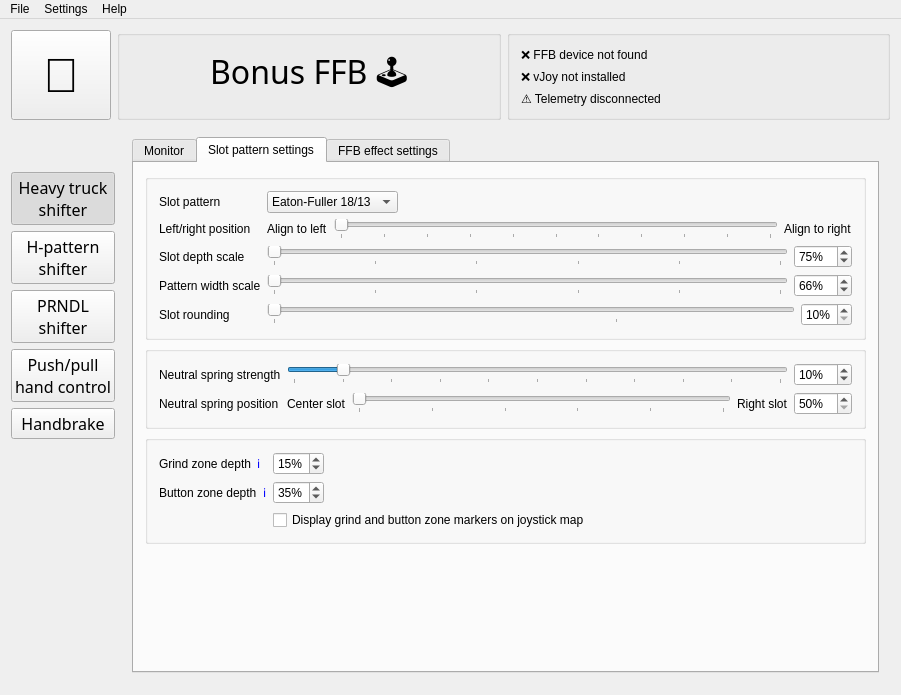
kgmonteith/BonusFFB, file BonusFFB/BonusFFB.ui: the form before one commit.
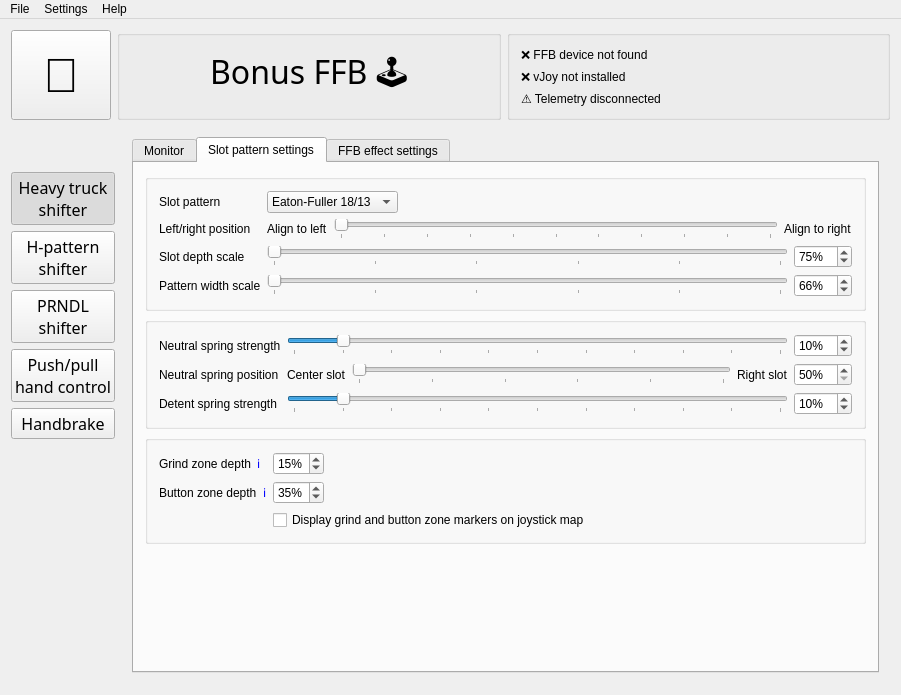
The form after the commit. Icons and pictures are not drawn.

Commit message: Added end-of-slot detent springs to heavy truck mode

Diff of the .ui file:
```diff
--- a/BonusFFB/BonusFFB.ui
+++ b/BonusFFB/BonusFFB.ui
@@ -729,59 +729,6 @@
                  </item>
                 </layout>
                </item>
-               <item row="4" column="0">
-                <layout class="QHBoxLayout" name="horizontalLayout_55">
-                 <item>
-                  <widget class="QLabel" name="label_45">
-                   <property name="text">
-                    <string>Slot rounding</string>
-                   </property>
-                  </widget>
-                 </item>
-                </layout>
-               </item>
-               <item row="4" column="1">
-                <layout class="QHBoxLayout" name="horizontalLayout_56">
-                 <item>
-                  <widget class="QSlider" name="heavytruck_slotRoundingFactorSlider">
-                   <property name="minimum">
-                    <number>10</number>
-                   </property>
-                   <property name="maximum">
-                    <number>25</number>
-                   </property>
-                   <property name="value">
-                    <number>10</number>
-                   </property>
-                   <property name="orientation">
-                    <enum>Qt::Orientation::Horizontal</enum>
-                   </property>
-                   <property name="tickPosition">
-                    <enum>QSlider::TickPosition::TicksBelow</enum>
-                   </property>
-                   <property name="tickInterval">
-                    <number>10</number>
-                   </property>
-                  </widget>
-                 </item>
-                 <item>
-                  <widget class="QSpinBox" name="heavytruck_slotRoundingFactorSpinbox">
-                   <property name="suffix">
-                    <string>%</string>
-                   </property>
-                   <property name="minimum">
-                    <number>10</number>
-                   </property>
-                   <property name="maximum">
-                    <number>25</number>
-                   </property>
-                   <property name="value">
-                    <number>10</number>
-                   </property>
-                  </widget>
-                 </item>
-                </layout>
-               </item>
               </layout>
              </widget>
             </item>
@@ -920,6 +867,65 @@
                  </item>
                 </layout>
                </item>
+               <item row="2" column="0">
+                <layout class="QHBoxLayout" name="horizontalLayout_103">
+                 <item>
+                  <widget class="QLabel" name="label_84">
+                   <property name="text">
+                    <string>Detent spring strength</string>
+                   </property>
+                  </widget>
+                 </item>
+                </layout>
+               </item>
+               <item row="2" column="1">
+                <layout class="QHBoxLayout" name="horizontalLayout_102">
+                 <item>
+                  <widget class="QSlider" name="heavytruck_detentSpringStrengthSlider">
+                   <property name="minimum">
+                    <number>0</number>
+                   </property>
+                   <property name="maximum">
+                    <number>100</number>
+                   </property>
+                   <property name="singleStep">
+                    <number>1</number>
+                   </property>
+                   <property name="value">
+                    <number>10</number>
+                   </property>
+                   <property name="orientation">
+                    <enum>Qt::Orientation::Horizontal</enum>
+                   </property>
+                   <property name="tickPosition">
+                    <enum>QSlider::TickPosition::TicksBelow</enum>
+                   </property>
+                   <property name="tickInterval">
+                    <number>10</number>
+                   </property>
+                  </widget>
+                 </item>
+                 <item>
+                  <widget class="QSpinBox" name="heavytruck_detentSpringStrengthSpinbox">
+                   <property name="suffix">
+                    <string>%</string>
+                   </property>
+                   <property name="minimum">
+                    <number>0</number>
+                   </property>
+                   <property name="maximum">
+                    <number>100</number>
+                   </property>
+                   <property name="singleStep">
+                    <number>5</number>
+                   </property>
+                   <property name="value">
+                    <number>10</number>
+                   </property>
+                  </widget>
+                 </item>
+                </layout>
+               </item>
               </layout>
              </widget>
             </item>
```
The commit also changes 3 other files.
